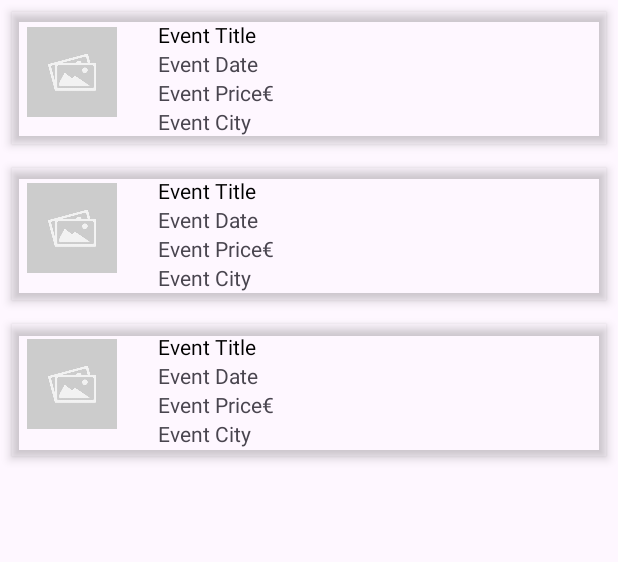
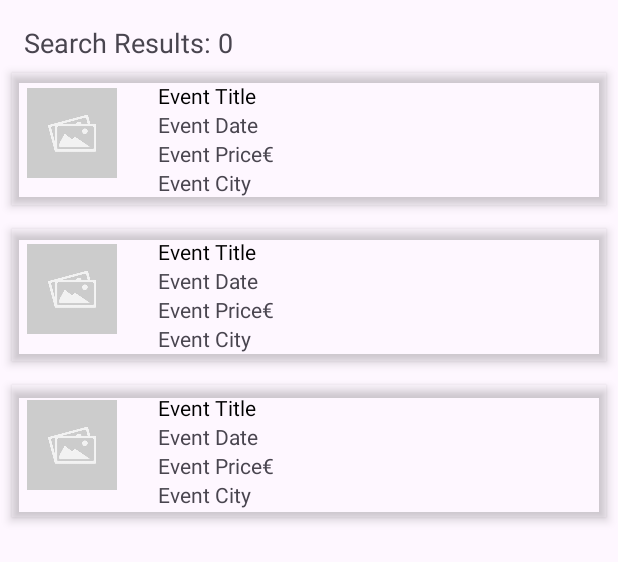
Before and after one commit to MelinaErm/Frontend, an Android app: the layout activity_events.xml on its own in the app's theme, with its tools: preview values and no code run, on a phone screen of 412 x 824 dp. Shown: the top 562 px of the screen. Run offline under Robolectric (Android 15) with nearby library versions, the phone set to English and light mode, and no system bars.

Commit message:
basic requirements - complete

```diff
--- a/app/src/main/AndroidManifest.xml
+++ b/app/src/main/AndroidManifest.xml
@@ -8,7 +8,7 @@
         android:allowBackup="true"
         android:dataExtractionRules="@xml/data_extraction_rules"
         android:fullBackupContent="@xml/backup_rules"
-        android:icon="@mipmap/ic_launcher"
+        android:icon="@drawable/the_logo"
         android:label="@string/app_name"
         android:roundIcon="@mipmap/ic_launcher_round"
         android:supportsRtl="true"
--- a/app/src/main/res/layout/activity_events.xml
+++ b/app/src/main/res/layout/activity_events.xml
@@ -5,10 +5,25 @@
     android:layout_height="match_parent"
     xmlns:app="http://schemas.android.com/apk/res-auto">
 
+    <TextView
+        android:id="@+id/event_count_textview"
+        android:layout_width="wrap_content"
+        android:layout_height="wrap_content"
+        android:text="Search Results: 0"
+        android:textAppearance="?android:textAppearanceMedium"
+        android:layout_marginTop="16dp"
+        android:layout_marginStart="16dp"
+        app:layout_constraintTop_toTopOf="parent"
+        app:layout_constraintStart_toStartOf="parent"/>
+
     <androidx.recyclerview.widget.RecyclerView
         android:id="@+id/events_recycler"
-        android:layout_width="match_parent"
-        android:layout_height="match_parent"
+        android:layout_width="0dp"
+        android:layout_height="0dp"
+        app:layout_constraintTop_toBottomOf="@id/event_count_textview"
+        app:layout_constraintStart_toStartOf="parent"
+        app:layout_constraintEnd_toEndOf="parent"
+        app:layout_constraintBottom_toBottomOf="parent"
         tools:listitem="@layout/list_item_events" />
 
 </androidx.constraintlayout.widget.ConstraintLayout>
--- a/app/src/main/res/mipmap-anydpi-v26/ic_launcher.xml
+++ b/app/src/main/res/mipmap-anydpi-v26/ic_launcher.xml
@@ -1,6 +1,4 @@
-<?xml version="1.0" encoding="utf-8"?>
 <adaptive-icon xmlns:android="http://schemas.android.com/apk/res/android">
-    <background android:drawable="@drawable/ic_launcher_background" />
-    <foreground android:drawable="@drawable/ic_launcher_foreground" />
-    <monochrome android:drawable="@drawable/ic_launcher_foreground" />
+    <background android:drawable="@android:color/background_light"/>
+    <foreground android:drawable="@drawable/the_logo"/>
 </adaptive-icon>
--- a/app/src/main/res/mipmap-anydpi-v26/ic_launcher_round.xml
+++ b/app/src/main/res/mipmap-anydpi-v26/ic_launcher_round.xml
@@ -1,6 +1,4 @@
-<?xml version="1.0" encoding="utf-8"?>
 <adaptive-icon xmlns:android="http://schemas.android.com/apk/res/android">
-    <background android:drawable="@drawable/ic_launcher_background" />
-    <foreground android:drawable="@drawable/ic_launcher_foreground" />
-    <monochrome android:drawable="@drawable/ic_launcher_foreground" />
+    <background android:drawable="@android:color/background_light"/>
+    <foreground android:drawable="@drawable/the_logo"/>
 </adaptive-icon>
--- a/app/src/main/res/values/colors.xml
+++ b/app/src/main/res/values/colors.xml
@@ -2,4 +2,5 @@
 <resources>
     <color name="black">#FF000000</color>
     <color name="white">#FFFFFFFF</color>
+    <color name="purple">#800080</color>
 </resources>
```
Also changed, not shown: app/src/main/java/com/example/frontend/EventsActivity.kt (+7 -0 lines), app/src/main/java/com/example/frontend/MainActivity.kt (+19 -1 lines), app/src/main/res/drawable/the_logo.png (renamed from app/src/main/res/mipmap-anydpi-v26/the_logo.png), app/src/main/res/drawable/transparent_pic.png (added).
